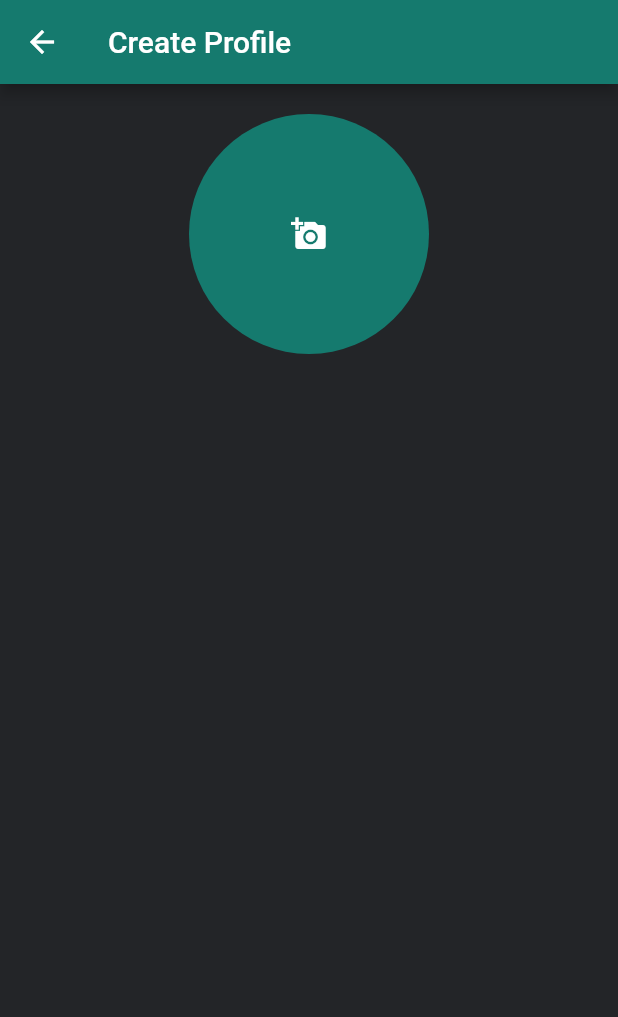
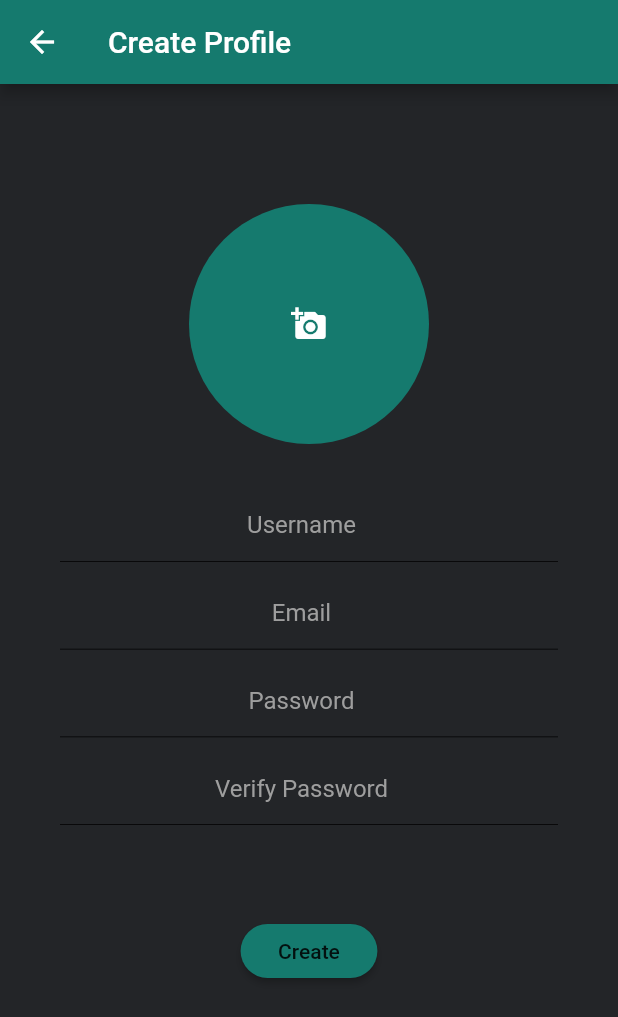
Before and after one commit to dzialoj/flutter_breweries, a Flutter app: the CreateAccount screen opened directly, on a phone screen of 412 x 824 dp. Shown: the top 1017 px of the screen. Run offline on Flutter 3.47's test engine with Material 2 defaults, Android fonts, the phone set to English and light mode, and no system bars; our stand-ins replace flutter_dotenv, flutter_map, geolocator, image_picker, latlong; missing offline and left inert: loading.

Commit message:
create acc

```diff
--- a/lib/interfaces/Brewery.dart
+++ b/lib/interfaces/Brewery.dart
@@ -1,4 +1,5 @@
 import 'dart:convert';
+// import 'package:beer/services/http_service.dart';
 import 'package:http/http.dart' as http;
 
 class Brewery {
@@ -54,8 +55,9 @@ class Brewery {
       state = 'south_carolina';
     }
     var url =
-        'https://api.openbrewerydb.org/breweries?by_city=${city}&by_state=${state}';
+        'https://api.openbrewerydb.org/breweries?by_city=$city&by_state=$state';
     var response = await http.get(url);
+   // var response = await fetchLocalBreweries(city,state);
     final responseJson = json.decode(response.body);
     final items =
         (responseJson as List).map((i) => new Brewery.fromJson(i)).toList();
--- a/lib/services/http_service.dart
+++ b/lib/services/http_service.dart
@@ -12,3 +12,24 @@ Future<dynamic> submitLogin(username, password) async {
     print(error);
   }
 }
+
+Future submitLogout() async {
+  try {
+    var uri = Uri.http('192.168.1.6:3000', '/api/logout');
+    var response = await http.get(uri);
+    print(response.body);
+    return response;
+  } catch(error) {
+    print(error);
+  }
+}
+// Future fetchLocalBreweries(city,state) async {
+//   try {
+//     var uri = Uri.http('192.168.1.6:3000', '/api/breweries');
+//     Map<String,String>  headers = {"Content-Type": "application/json"};
+//     String data = '{"city": "$city", "state": "$state"}';
+//     return await http.get(uri, headers: headers, body: data);
+//   } catch {
+
+//   }
+// }
--- a/lib/widgets/account-management-widgets/create_account.dart
+++ b/lib/widgets/account-management-widgets/create_account.dart
@@ -35,9 +35,8 @@ class CreateAccountState extends State<CreateAccount> {
         child: Column(
           children: <Widget>[
             Padding(
-              padding: EdgeInsets.only(top: 20),
-            ),
-            Center(
+              padding: EdgeInsets.only(top: 80, bottom: 20),
+              child: Center(
                 child: Container(
                   alignment: Alignment.topCenter,
                   child: CircleAvatar(
@@ -46,8 +45,144 @@ class CreateAccountState extends State<CreateAccount> {
                           _image != null ? FileImage(_image) : null,
                       child: _image == null
                           ? IconButton(
-                            icon: Icon(Icons.add_a_photo), onPressed: () => { _selectUserAvatar() })
+                              icon: Icon(Icons.add_a_photo),
+                              onPressed: () => {_selectUserAvatar()})
                           : null),
+                ),
+              ),
+            ),
+            Container(
+              width: MediaQuery.of(context).size.width,
+              margin: const EdgeInsets.only(left: 40.0, right: 40.0, top: 10.0),
+              alignment: Alignment.center,
+              decoration: BoxDecoration(
+                border: Border(
+                  bottom: BorderSide(width: 0.5, style: BorderStyle.solid),
+                ),
+              ),
+              padding: const EdgeInsets.only(left: 0.0, right: 10.0),
+              child: new Row(
+                crossAxisAlignment: CrossAxisAlignment.center,
+                mainAxisAlignment: MainAxisAlignment.start,
+                children: <Widget>[
+                  new Expanded(
+                    child: TextField(
+                      textAlign: TextAlign.center,
+                      style: TextStyle(
+                        color: appColor,
+                      ),
+                      decoration: InputDecoration(
+                        border: InputBorder.none,
+                        hintText: 'Username',
+                        hintStyle: TextStyle(color: Colors.grey),
+                      ),
+                    ),
+                  ),
+                ],
+              ),
+            ),
+            Container(
+              width: MediaQuery.of(context).size.width,
+              margin: const EdgeInsets.only(left: 40.0, right: 40.0, top: 10.0),
+              alignment: Alignment.center,
+              decoration: BoxDecoration(
+                border: Border(
+                  bottom: BorderSide(width: 0.5, style: BorderStyle.solid),
+                ),
+              ),
+              padding: const EdgeInsets.only(left: 0.0, right: 10.0),
+              child: new Row(
+                crossAxisAlignment: CrossAxisAlignment.center,
+                mainAxisAlignment: MainAxisAlignment.start,
+                children: <Widget>[
+                  new Expanded(
+                    child: TextField(
+                      textAlign: TextAlign.center,
+                      style: TextStyle(
+                        color: appColor,
+                      ),
+                      decoration: InputDecoration(
+                        border: InputBorder.none,
+                        hintText: 'Email',
+                        hintStyle: TextStyle(color: Colors.grey),
+                      ),
+                    ),
+                  ),
+                ],
+              ),
+            ),
+            Container(
+              width: MediaQuery.of(context).size.width,
+              margin: const EdgeInsets.only(left: 40.0, right: 40.0, top: 10.0),
+              alignment: Alignment.center,
+              decoration: BoxDecoration(
+                border: Border(
+                  bottom: BorderSide(width: 0.5, style: BorderStyle.solid),
+                ),
+              ),
+              padding: const EdgeInsets.only(left: 0.0, right: 10.0),
+              child: new Row(
+                crossAxisAlignment: CrossAxisAlignment.center,
+                mainAxisAlignment: MainAxisAlignment.start,
+                children: <Widget>[
+                  new Expanded(
+                    child: TextField(
+                      obscureText: true,
+                      textAlign: TextAlign.center,
+                      style: TextStyle(
+                        color: appColor,
+                      ),
+                      decoration: InputDecoration(
+                        border: InputBorder.none,
+                        hintText: 'Password',
+                        hintStyle: TextStyle(color: Colors.grey),
+                      ),
+                    ),
+                  ),
+                ],
+              ),
+            ),
+            Container(
+              width: MediaQuery.of(context).size.width,
+              margin: const EdgeInsets.only(left: 40.0, right: 40.0, top: 10.0),
+              alignment: Alignment.center,
+              decoration: BoxDecoration(
+                border: Border(
+                  bottom: BorderSide(width: 0.5, style: BorderStyle.solid),
+                ),
+              ),
+              padding: const EdgeInsets.only(left: 0.0, right: 10.0),
+              child: new Row(
+                crossAxisAlignment: CrossAxisAlignment.center,
+                mainAxisAlignment: MainAxisAlignment.start,
+                children: <Widget>[
+                  new Expanded(
+                    child: TextField(
+                      obscureText: true,
+                      textAlign: TextAlign.center,
+                      style: TextStyle(
+                        color: appColor,
+                      ),
+                      decoration: InputDecoration(
+                        border: InputBorder.none,
+                        hintText: 'Verify Password',
+                        hintStyle: TextStyle(color: Colors.grey),
+                      ),
+                    ),
+                  ),
+                ],
+              ),
+            ),
+            Padding(
+              padding: EdgeInsets.only(
+                  top: 60.0, left: 20.0, right: 20.0, bottom: 20.0),
+              child: RaisedButton(
+                color: appColor,
+                padding: EdgeInsets.only(left: 25, right: 25),
+                shape: RoundedRectangleBorder(
+                    borderRadius: BorderRadius.circular(25.0)),
+                child: Text('Create'),
+                onPressed: () => {},
               ),
             ),
           ],
--- a/lib/widgets/home.dart
+++ b/lib/widgets/home.dart
@@ -1,3 +1,4 @@
+import 'package:beer/services/http_service.dart';
 import 'package:flutter/material.dart';
 //import 'package:loading/indicator/ball_pulse_indicator.dart';
 //import 'package:loading/loading.dart';
@@ -13,6 +14,28 @@ class Home extends StatefulWidget {
 }
 
 class HomeState extends State<Home> {
+  _logout() {
+    submitLogout();
+    Navigator.pushAndRemoveUntil(
+        context,
+        PageRouteBuilder(pageBuilder: (BuildContext context,
+            Animation animation, Animation secondaryAnimation) {
+          return Login();
+        }, transitionsBuilder: (BuildContext context,
+            Animation<double> animation,
+            Animation<double> secondaryAnimation,
+            Widget child) {
+          return new SlideTransition(
+            position: new Tween<Offset>(
+              begin: const Offset(0.0, 1.0),
+              end: Offset.zero,
+            ).animate(animation),
+            child: child,
+          );
+        }),
+        (Route route) => false);
+  }
+
   @override
   Widget build(BuildContext context) {
     return Scaffold(
@@ -61,27 +84,7 @@ class HomeState extends State<Home> {
                           shape: RoundedRectangleBorder(
                             borderRadius: new BorderRadius.circular(25.0),
                           ),
-                          onPressed: () => {
-                            Navigator.pushAndRemoveUntil(
-                                context,
-                                PageRouteBuilder(pageBuilder:
-                                    (BuildContext context, Animation animation,
-                                        Animation secondaryAnimation) {
-                                  return Login();
-                                }, transitionsBuilder: (BuildContext context,
-                                    Animation<double> animation,
-                                    Animation<double> secondaryAnimation,
-                                    Widget child) {
-                                  return new SlideTransition(
-                                    position: new Tween<Offset>(
-                                      begin: const Offset(0.0, 1.0),
-                                      end: Offset.zero,
-                                    ).animate(animation),
-                                    child: child,
-                                  );
-                                }),
-                                (Route route) => false)
-                          },
+                          onPressed: () => {_logout()},
                         ),
                       ),
                     ],
```
Also changed, not shown: 1 other file. Lines whose indentation alone changed are shown as unchanged.
